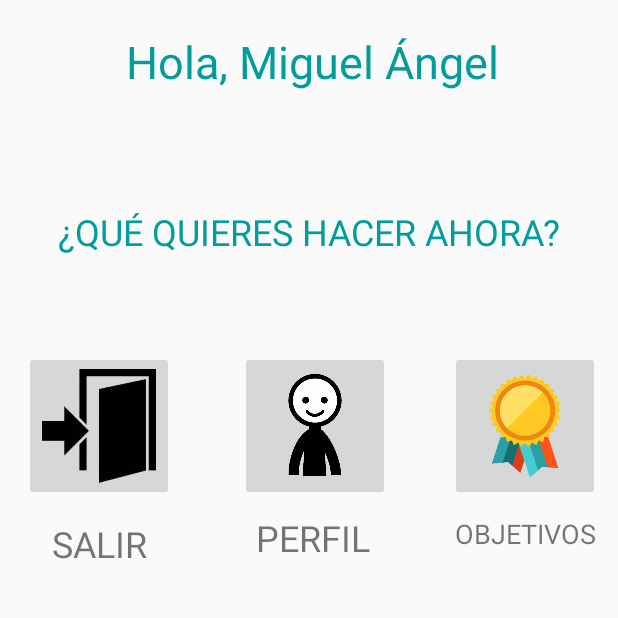
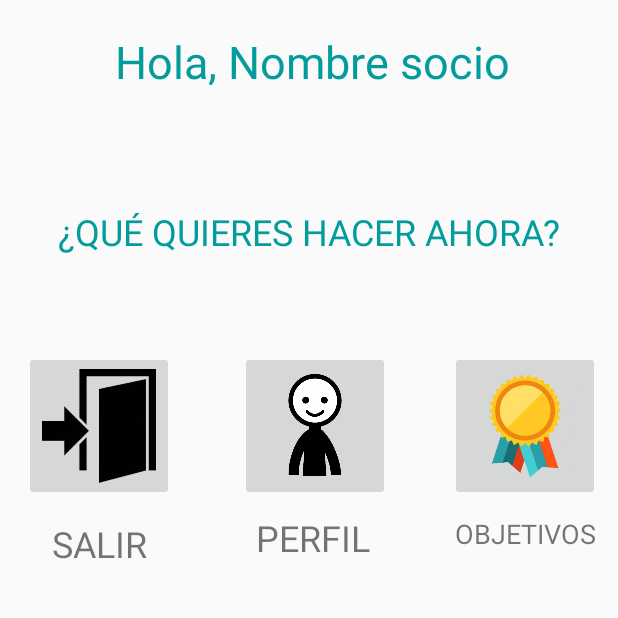
Before and after one commit to MigueCc99/DGP, an Android app: the MenuActivity screen opened directly, with no data from a screen before it, on a phone screen of 412 x 824 dp, the part 616-1234 px from its top. Run offline under Robolectric (Android 15) with nearby library versions, the phone set to English and light mode, and no system bars; our stand-ins replace Volley; network calls fail.

Commit message:
Conexion medianamente fetén

```diff
--- a/AppVale/app/src/main/java/com/dgp/appvale/MenuActivity.java
+++ b/AppVale/app/src/main/java/com/dgp/appvale/MenuActivity.java
@@ -8,6 +8,7 @@ import android.view.View;
 import android.widget.ImageButton;
 import android.widget.TextView;
 
+import com.dgp.appvale.clases.Data;
 import com.dgp.appvale.clases.Sistema;
 
 public class MenuActivity extends AppCompatActivity implements View.OnClickListener {
@@ -28,14 +29,13 @@ public class MenuActivity extends AppCompatActivity implements View.OnClickListe
     protected void onCreate(Bundle savedInstanceState) {
         super.onCreate(savedInstanceState);
         setContentView(R.layout.activity_menu);
+        init();
 
-        init();
+        textoHola.setText("Hola, "+ Data.getData().getSocio().getNombre());
 
         botonSalida.setOnClickListener(this);
         botonPerfil.setOnClickListener(this);
         botonObjetivos.setOnClickListener(this);
-
-        textoHola.setText("Hola, "+ sistema.getSocio().getNombre());
     }
 
     @Override
--- a/AppVale/app/src/main/java/com/dgp/appvale/clases/Data.java
+++ b/AppVale/app/src/main/java/com/dgp/appvale/clases/Data.java
@@ -32,6 +32,8 @@ public class Data{
 
     public void setRegistrado(boolean registrado){ this.registrado = registrado; }
 
+    public Socio getSocio() { return socio; }
+
     public boolean getRegistrado(){ return registrado; }
 /*
     cargarSocio(JSON)
```
Also changed, not shown: AppVale/app/src/main/java/com/dgp/appvale/LoginActivity.java (+6 -1 lines), AppVale/app/src/main/java/com/dgp/appvale/PerfilActivity.java (+4 -3 lines).
